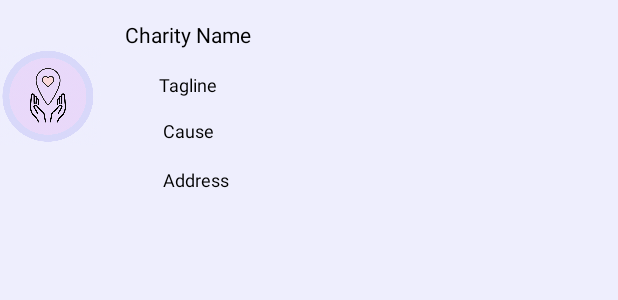
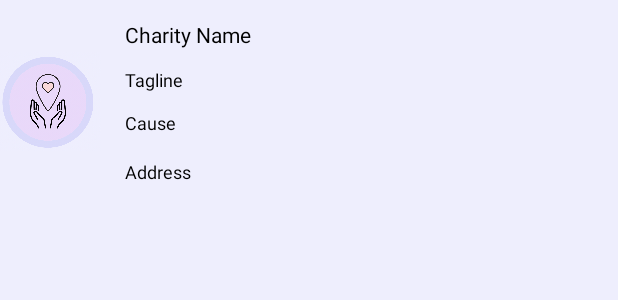
Before and after one commit to alexisromer/CharityChecker, an Android app: the layout charity_layout.xml on its own in the app's theme, with its tools: preview values and no code run, on a phone screen of 412 x 824 dp. Shown: the top 300 px of the screen. Run offline under Robolectric (Android 15) with nearby library versions, the phone set to English and light mode, and no system bars; network calls fail.

```diff
--- a/app/src/main/java/com/example/charitychecker/MainActivity.java
+++ b/app/src/main/java/com/example/charitychecker/MainActivity.java
@@ -16,7 +16,6 @@ public class MainActivity extends AppCompatActivity implements View.OnClickListe
     protected void onCreate(Bundle savedInstanceState) {
         super.onCreate(savedInstanceState);
         setContentView(R.layout.activity_main);
-
 
 
         Button zipActivity = findViewById(R.id.zipButton);
--- a/app/src/main/res/layout/activity_charity.xml
+++ b/app/src/main/res/layout/activity_charity.xml
@@ -6,14 +6,16 @@
     android:layout_width="match_parent"
     android:layout_height="match_parent"
     android:background="@color/pink_purple"
-    android:padding="16dp">
+    android:padding="16dp"
+    android:dividerHeight="0dp">
 
 
     <ListView
         android:id="@+id/charityListView"
         android:layout_width="wrap_content"
         android:layout_height="0dp"
-        android:layout_weight="1">
+        android:layout_weight="1"
+        android:dividerHeight="0dp">
 
 
     </ListView>
--- a/app/src/main/res/layout/charity_layout.xml
+++ b/app/src/main/res/layout/charity_layout.xml
@@ -4,20 +4,20 @@
     xmlns:tools="http://schemas.android.com/tools"
     android:layout_width="match_parent"
     android:layout_height="match_parent"
+    android:background="@color/pink_purple"
     android:orientation="horizontal"
-    android:background="@color/pink_purple"
-    android:padding="0dp">
+    android:dividerHeight="0dp">
 
     <ImageView
         android:id="@+id/numberTextView"
         android:layout_width="67dp"
-        android:layout_height="127dp"
+        android:layout_height="135dp"
         android:layout_marginBottom="612dp"
         app:srcCompat="@drawable/screen_shot_2022_03_09_at_4_29_02_pm" />
 
     <androidx.constraintlayout.widget.ConstraintLayout
         android:layout_width="300dp"
-        android:layout_height="127dp">
+        android:layout_height="135dp">
 
         <TextView
             android:id="@+id/CharityName"
@@ -51,12 +51,13 @@
             android:id="@+id/cause"
             android:layout_width="wrap_content"
             android:layout_height="wrap_content"
-            android:layout_marginTop="14dp"
+            android:layout_marginTop="12dp"
+            android:paddingLeft="16dp"
             android:text="Cause"
             android:textColor="@color/black"
             android:textSize="12dp"
-            android:paddingLeft="16dp"
             app:layout_constraintEnd_toEndOf="@+id/tagLine"
+            app:layout_constraintHorizontal_bias="0.0"
             app:layout_constraintStart_toStartOf="@+id/tagLine"
             app:layout_constraintTop_toBottomOf="@+id/tagLine" />
 
@@ -64,12 +65,13 @@
             android:id="@+id/tagLine"
             android:layout_width="wrap_content"
             android:layout_height="wrap_content"
-            android:layout_marginTop="15dp"
+            android:layout_marginTop="12dp"
+            android:paddingLeft="16dp"
             android:text="Tagline"
             android:textColor="@color/black"
             android:textSize="12dp"
-            android:paddingLeft="16dp"
             app:layout_constraintEnd_toEndOf="@+id/CharityName"
+            app:layout_constraintHorizontal_bias="0.0"
             app:layout_constraintStart_toStartOf="@+id/CharityName"
             app:layout_constraintTop_toBottomOf="@+id/CharityName" />
 
```
Also changed, not shown: app/src/main/java/com/example/charitychecker/charityActivity.java (+30 -21 lines), app/src/main/java/com/example/charitychecker/charityList.java (+13 -6 lines).
